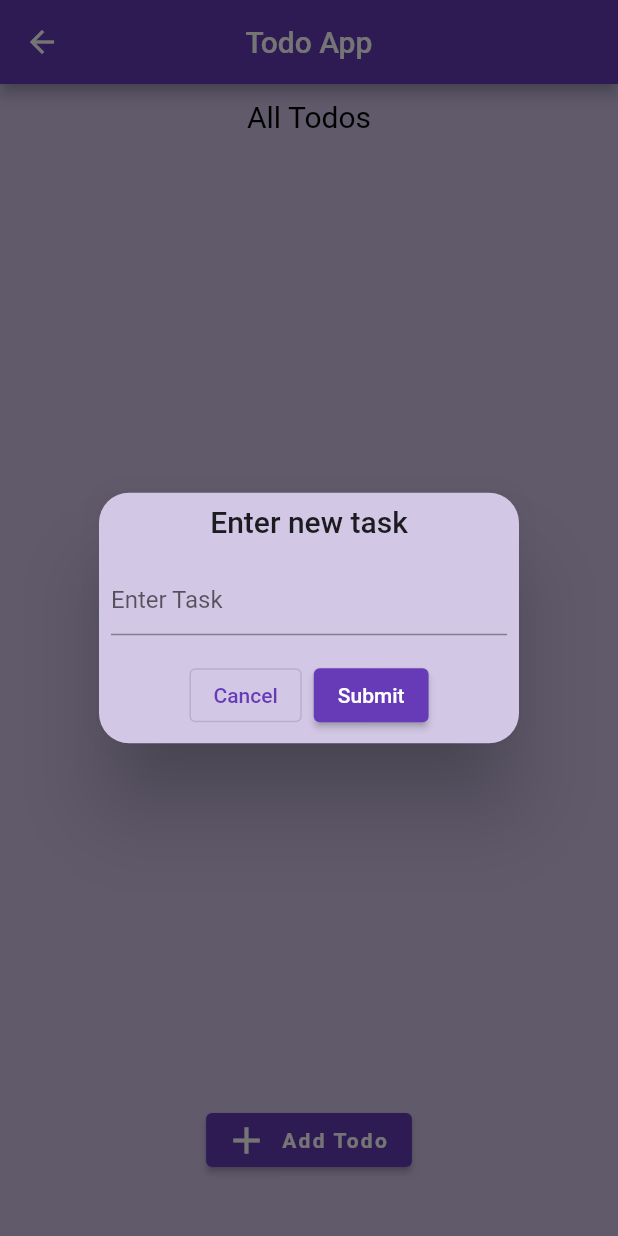
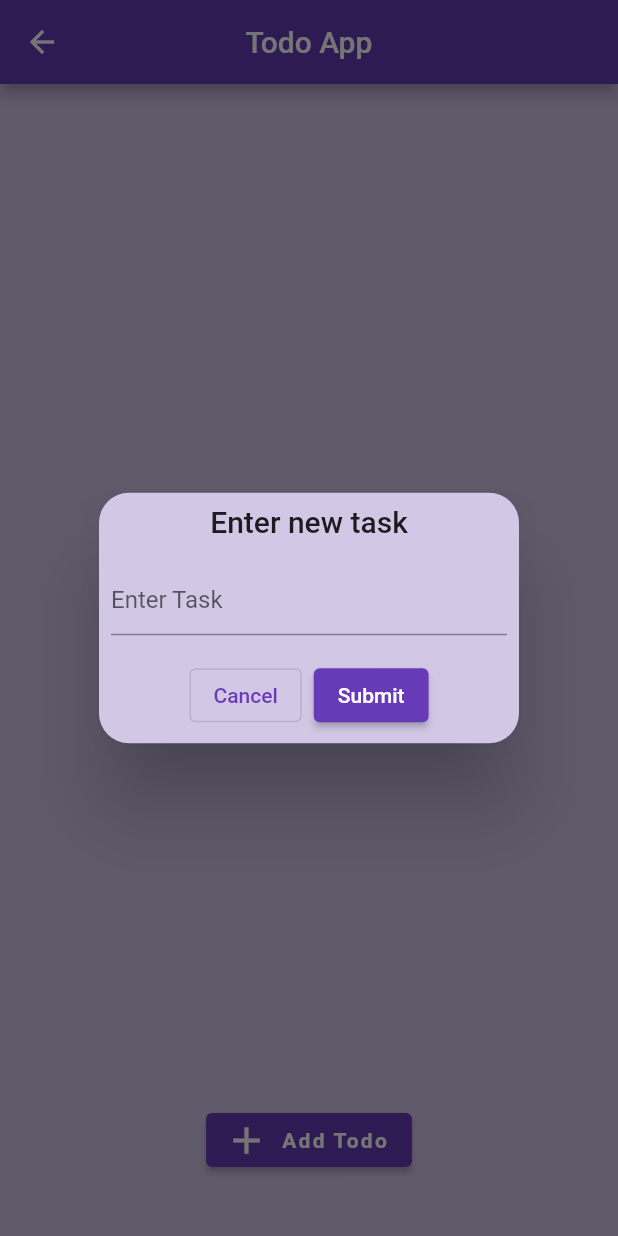
Before and after one commit to gitcoder-23/flutter_todo_getx_mockapi, a Flutter app: the TodoPage screen opened by its route, after a tap on "Add Todo", on a phone screen of 412 x 824 dp. Run offline on Flutter 3.47's test engine with Material 2 defaults, Android fonts, the light colour scheme and no system bars; our stand-ins replace get, get_storage; accounts and stored records are empty; network calls fail.

Commit message:
todo done

```diff
--- a/lib/controllers/api/api_controller.dart
+++ b/lib/controllers/api/api_controller.dart
@@ -38,6 +38,7 @@ class TodoController extends GetxController {
           todoList.add(TodoModelMain.fromJson(todoRes));
         }
       }
+      // todoList.clear();
     } catch (e) {
       isLoading(false);
       print('error-fetch-todo--> $e');
--- a/lib/pages/todo_page.dart
+++ b/lib/pages/todo_page.dart
@@ -15,6 +15,7 @@ class TodoPage extends StatefulWidget {
 class _TodoPageState extends State<TodoPage> {
   TextEditingController textTodoName = TextEditingController();
 
+  final TodoController todoController = Get.put(TodoController());
   @override
   void initState() {
     getAllTodos();
@@ -34,10 +35,17 @@ class _TodoPageState extends State<TodoPage> {
 
   Future<void> _onRefresh() async {
     try {
+      todoController.todoList.clear();
       getAllTodos();
     } catch (e) {
       print('todo-List-refresh[error]: $e');
     }
+  }
+
+  @override
+  void dispose() {
+    getAllTodos();
+    super.dispose();
   }
 
   @override
@@ -235,10 +243,10 @@ class _TodoPageState extends State<TodoPage> {
             children: [
               Row(
                 mainAxisAlignment: MainAxisAlignment.center,
-                children: const [
+                children: [
                   Text(
-                    'All Todos',
-                    style: TextStyle(
+                    todoController.todoList.isEmpty ? '' : 'All Todos',
+                    style: const TextStyle(
                       fontSize: 20,
                       color: Colors.black,
                     ),
@@ -248,7 +256,24 @@ class _TodoPageState extends State<TodoPage> {
               Expanded(
                 child: Obx(
                   () {
-                    if (todoController.isLoading.value) {
+                    // if (todoController.isLoading.value) {
+                    //   return const Center(
+                    //     child: CircularProgressIndicator(
+                    //       color: Colors.purple,
+                    //     ),
+                    //   );
+                    // } else
+                    if (todoController.todoList.isEmpty) {
+                      return const Center(
+                        child: Text(
+                          'No Todo Available',
+                          style: TextStyle(
+                            fontSize: 18,
+                            color: Colors.black,
+                          ),
+                        ),
+                      );
+                    } else if (todoController.isLoading.value) {
                       return const Center(
                         child: CircularProgressIndicator(
                           color: Colors.purple,
```
